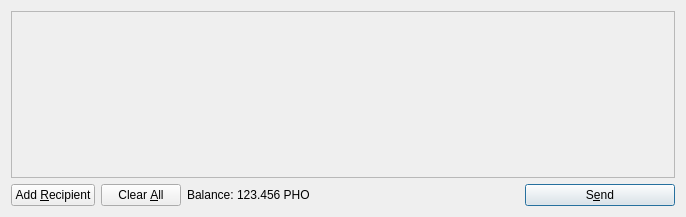
First picture: the form in src/qt/forms/sendcoinsdialog.ui, repository BlakeBitcoin/BlakeBitcoin, before the edit.
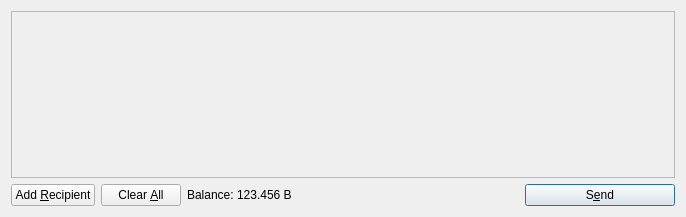
Second picture: the form after the edit. Icons and pictures are not drawn.

What changed in the file:
```diff
--- a/src/qt/forms/sendcoinsdialog.ui
+++ b/src/qt/forms/sendcoinsdialog.ui
@@ -119,7 +119,7 @@
           <cursorShape>IBeamCursor</cursorShape>
          </property>
          <property name="text">
-          <string>123.456 PHO</string>
+          <string>123.456 B</string>
          </property>
          <property name="textInteractionFlags">
           <set>Qt::LinksAccessibleByMouse|Qt::TextSelectableByKeyboard|Qt::TextSelectableByMouse</set>
```
Left out of the diff: 4 changed lines with no effect on the pictures.
